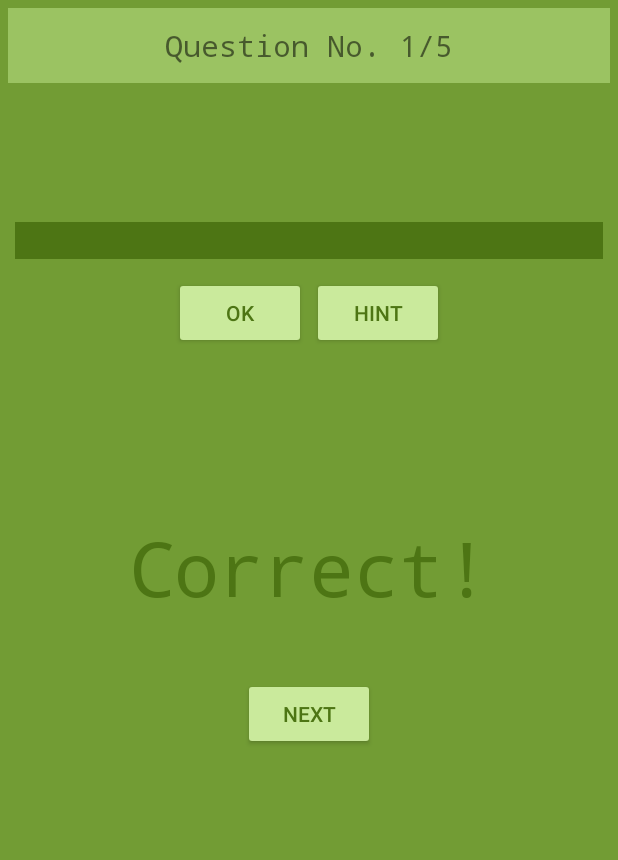
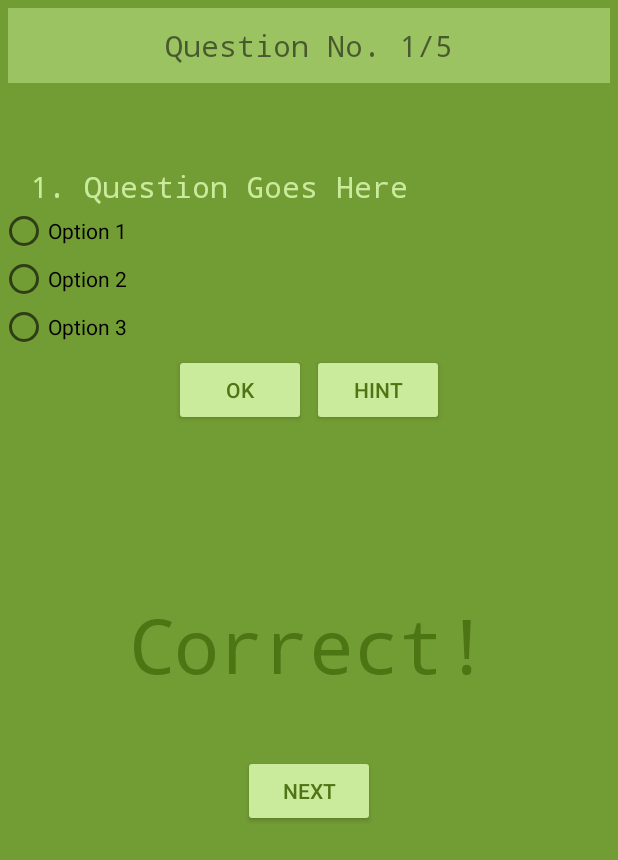
Before and after one commit to AroM-old/DroneFacts, an Android app: the layout activity_questions_set2.xml on its own in the app's theme, with its tools: preview values and no code run, on a phone screen of 412 x 824 dp. Shown: the top 860 px of the screen. Run offline under Robolectric (Android 15) with nearby library versions, the phone set to English and light mode, and no system bars.

Commit message:
Adding a new set of questions with radio buttons but no able to populate radio buttons options using a strings of arrays.

```diff
--- a/app/src/main/AndroidManifest.xml
+++ b/app/src/main/AndroidManifest.xml
@@ -16,8 +16,9 @@
                 <category android:name="android.intent.category.LAUNCHER" />
             </intent-filter>
         </activity>
-        <activity android:name=".activity_questions" />
-        <activity android:name=".EndScreen"></activity>
+        <activity android:name=".QuestionsSet1" />
+        <activity android:name=".EndScreen" />
+        <activity android:name=".QuestionSet2"></activity>
     </application>
 
 </manifest>
--- a/app/src/main/java/com/example/android/dronefacts/EndScreen.java
+++ b/app/src/main/java/com/example/android/dronefacts/EndScreen.java
@@ -23,7 +23,7 @@ public class EndScreen extends AppCompatActivity {
         playAgain.setOnClickListener(new View.OnClickListener() {
             @Override
             public void onClick(View view) {
-                Intent i = new Intent(getApplicationContext(), activity_questions.class);
+                Intent i = new Intent(getApplicationContext(), QuestionsSet1.class);
                 startActivity(i);
             }
         });
--- a/app/src/main/java/com/example/android/dronefacts/MainActivity.java
+++ b/app/src/main/java/com/example/android/dronefacts/MainActivity.java
@@ -17,7 +17,7 @@ public class MainActivity extends AppCompatActivity {
      **/
     public void start_quiz(View view) {
 
-        Intent intent = new Intent(MainActivity.this, activity_questions.class);
+        Intent intent = new Intent(MainActivity.this, QuestionsSet1.class);
         startActivity(intent);
         finish();
 
--- a/app/src/main/res/layout/activity_questions.xml
+++ b/app/src/main/res/layout/activity_questions_set2.xml
@@ -6,7 +6,7 @@
     android:layout_height="match_parent"
     android:orientation="vertical"
     android:background="#729C34"
-    tools:context="com.example.android.dronefacts.activity_questions">
+    tools:context="com.example.android.dronefacts.QuestionsSet1">
 
     <LinearLayout
         android:layout_width="match_parent"
@@ -33,21 +33,37 @@
 
     </LinearLayout>
 
+
     <TextView
         android:id="@+id/question"
         android:layout_width="wrap_content"
         android:layout_height="wrap_content"
+        android:text="1. Question Goes Here"
         style="@style/DroneApp"/>
-    <EditText
-        android:id="@+id/answer"
+
+    <RadioGroup
         android:layout_width="match_parent"
-        android:layout_height="wrap_content"
-        android:background="#4D7514"
-        android:inputType="text"
-        android:cursorVisible="true"
-        android:focusableInTouchMode="false"
-        android:textIsSelectable="true"
-        android:layout_margin="10dp" />
+        android:layout_height="wrap_content">
+
+        <RadioButton
+            android:id="@+id/radio_button_opt1"
+            android:layout_width="match_parent"
+            android:layout_height="wrap_content"
+            android:text="Option 1"/>
+
+        <RadioButton
+            android:id="@+id/radio_button_opt2"
+            android:layout_width="match_parent"
+            android:layout_height="wrap_content"
+            android:text="Option 2"/>
+
+        <RadioButton
+            android:id="@+id/radio_button_opt3"
+            android:layout_width="match_parent"
+            android:layout_height="wrap_content"
+            android:text="Option 3"/>
+
+    </RadioGroup>
 
     <LinearLayout
         android:layout_width="wrap_content"
```
Also changed, not shown: app/src/main/java/com/example/android/dronefacts/QuestionSet2.java (added, +218 -0 lines), app/src/main/java/com/example/android/dronefacts/QuestionsSet1.java (renamed from app/src/main/java/com/example/android/dronefacts/activity_questions.java, +18 -12 lines), app/src/main/res/layout/activity_questions_set1.xml (added, +107 -0 lines), app/src/main/res/values/strings.xml (+19 -3 lines).
